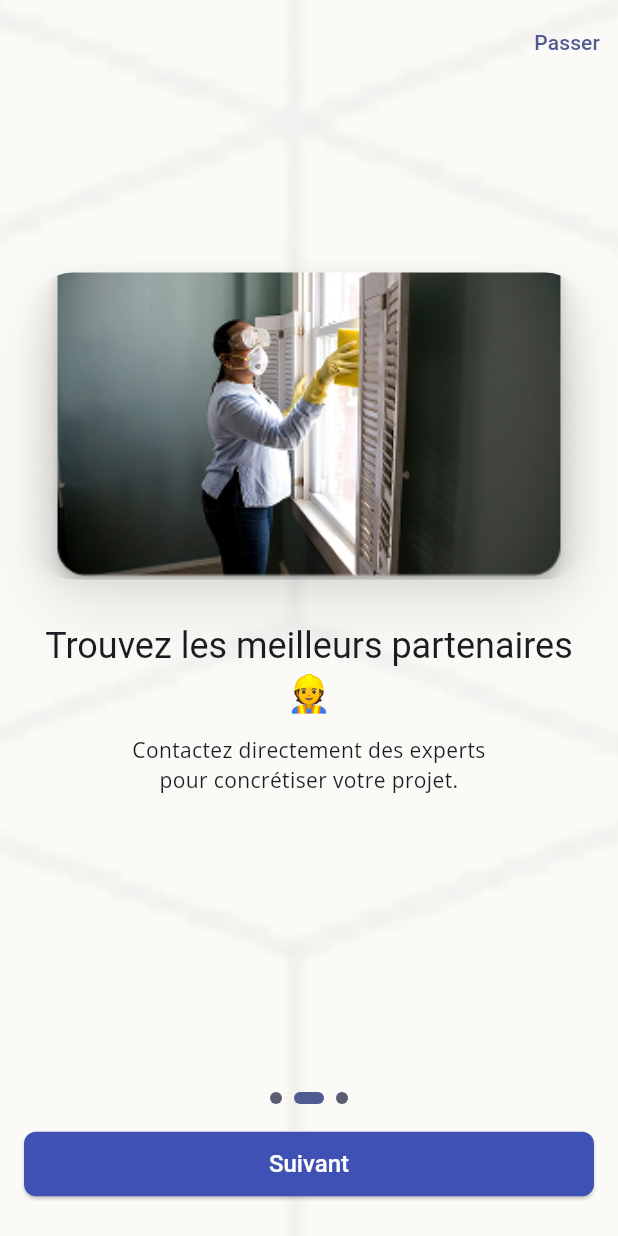
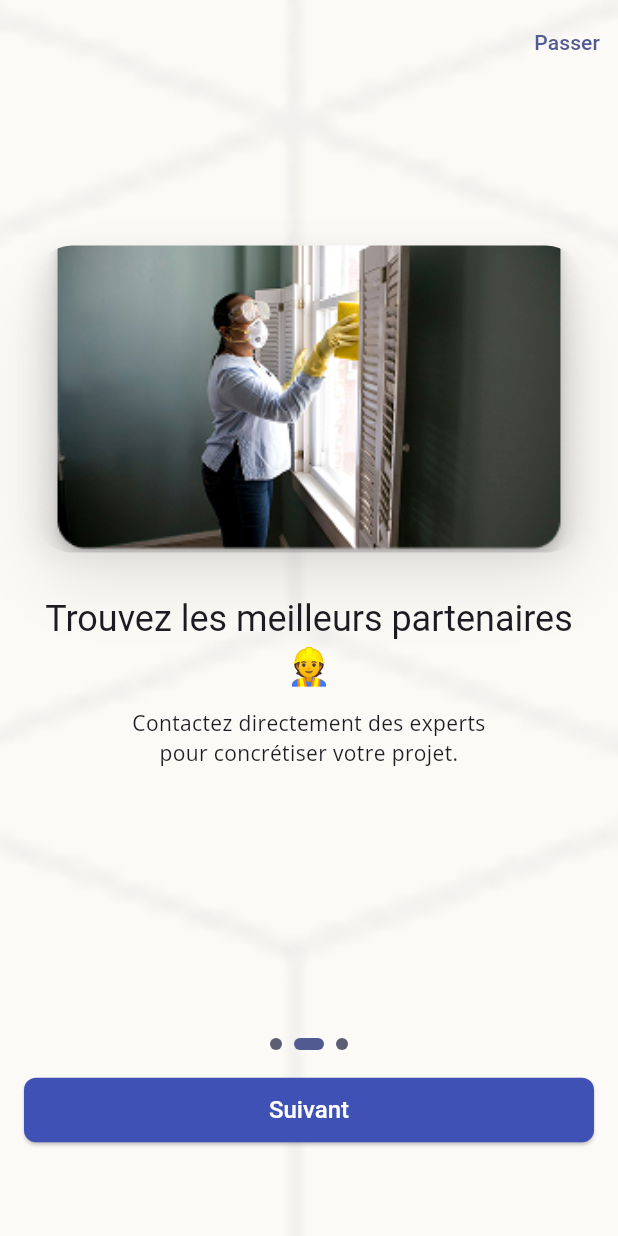
Before and after one commit to BoubouToure223/Ngaso_frontend-, a Flutter app: the screen it shows after launch, swiped to page 2, on a phone screen of 412 x 824 dp. Run offline on Flutter 3.47's test engine with Material 3 defaults, Android fonts, the phone set to English and light mode, and no system bars; our stand-ins replace dio, file_picker, flutter_secure_storage, flutter_svg, go_router, google_fonts and 2 more; missing offline and left inert: stomp_dart_client.

Commit message:
Ajustement des boutons pour le responsive

```diff
--- a/lib/core/network/api_config.dart
+++ b/lib/core/network/api_config.dart
@@ -7,6 +7,8 @@ class ApiConfig {
     if (Platform.isAndroid) return 'http://10.0.2.2:8080/api/v1';
     return 'http://localhost:8080/api/v1';
   }
+
+  // static String get baseUrl => 'http://172.21.139.195:8080/api/v1';
   static String get baseOrigin {
     final uri = Uri.parse(baseUrl);
     final port = (uri.hasPort && uri.port != 0) ? ':${uri.port}' : '';
--- a/lib/features/onboarding/screens/onboarding_page.dart
+++ b/lib/features/onboarding/screens/onboarding_page.dart
@@ -119,7 +119,7 @@ class _OnboardingPageState extends State<OnboardingPage> {
           // Affiche le bouton "Suivant" pour les deux premiers écrans.
           if (_index < 2)
             Padding(
-              padding: const EdgeInsets.fromLTRB(16, 0, 16, 24),
+              padding: const EdgeInsets.fromLTRB(16, 0, 16, 60),
               child: SizedBox(
                 width: double.infinity,
                 child: ElevatedButton(
@@ -149,6 +149,7 @@ class _OnboardingPageState extends State<OnboardingPage> {
                       child: const Text('Se connecter'),
                     ),
                   ),
+                  const SizedBox(height: 50),
                 ],
               ),
             )
```
